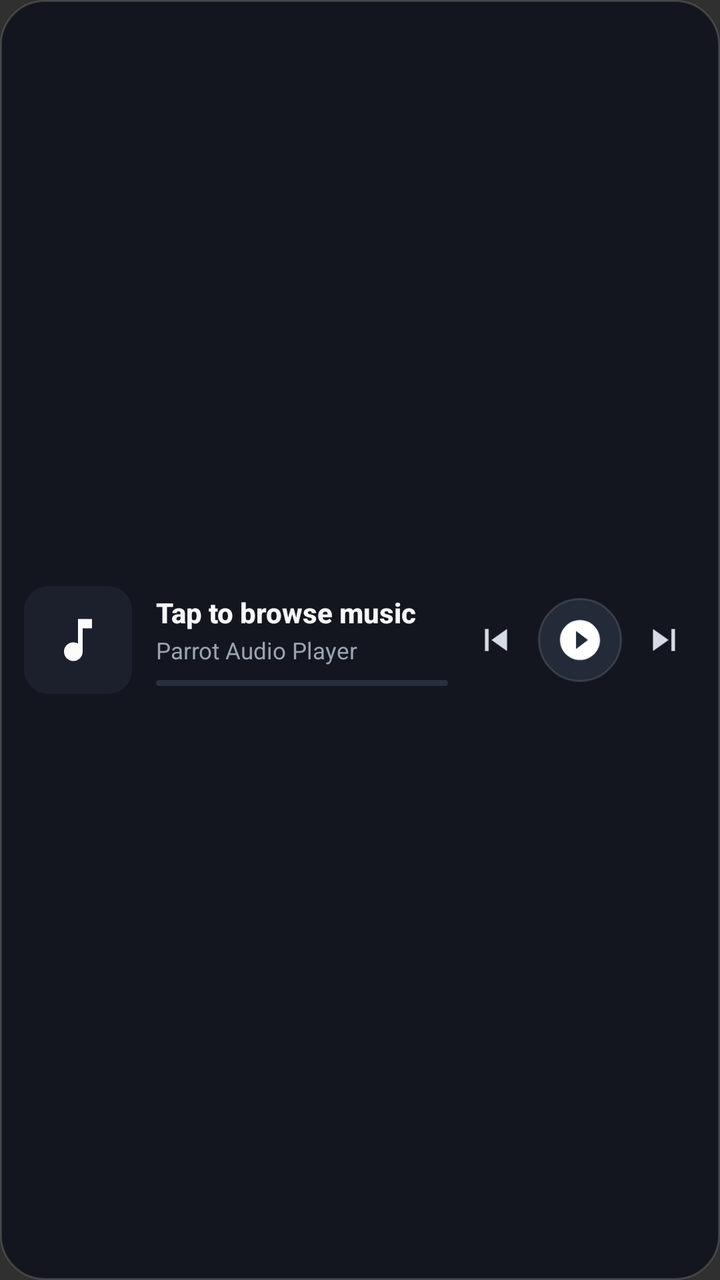
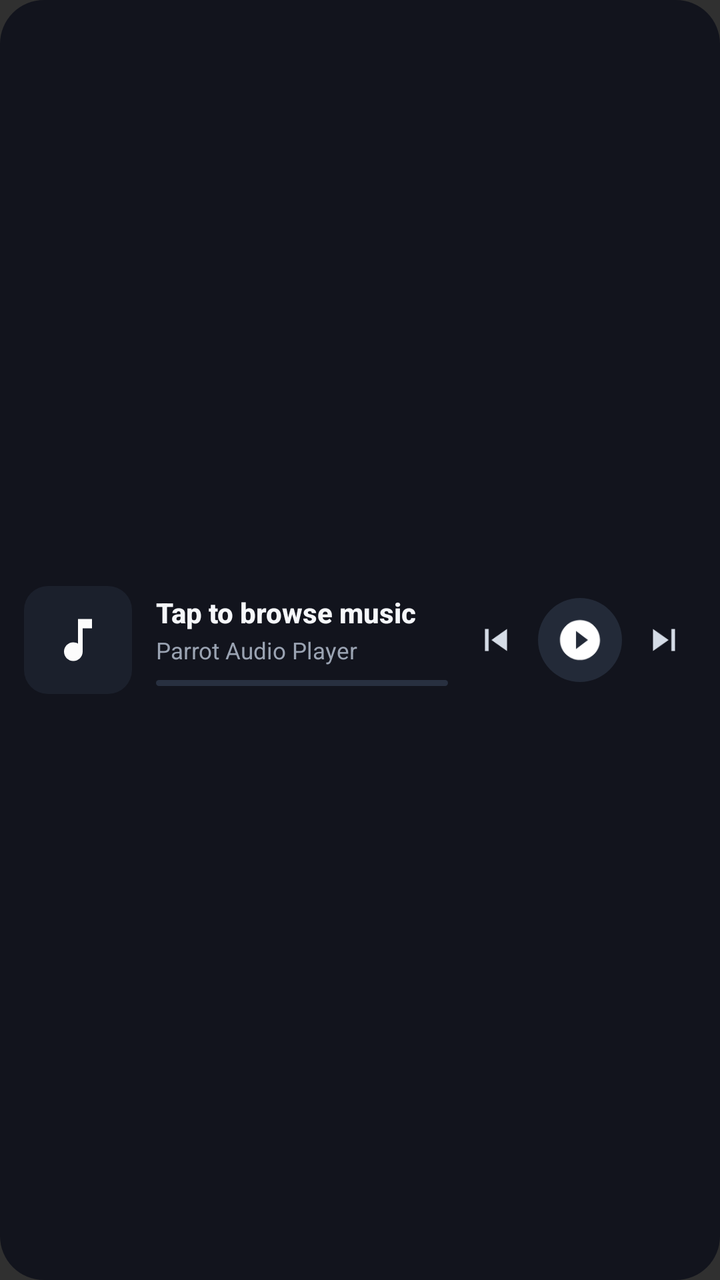

The first picture is an Android layout as it rendered before a commit; the second is the same layout after the commit. The layout source and the unified diff follow.
<!-- AndroidManifest.xml: application theme ParrotNoActionBar -->
<!-- res/layout/widget_player.xml -->
<?xml version="1.0" encoding="utf-8"?>
<LinearLayout xmlns:android="http://schemas.android.com/apk/res/android"
    android:id="@+id/widgetRoot"
    android:layout_width="match_parent"
    android:layout_height="wrap_content"
    android:background="@drawable/widget_bg"
    android:gravity="center_vertical"
    android:orientation="horizontal"
    android:paddingStart="12dp"
    android:paddingTop="10dp"
    android:paddingEnd="10dp"
    android:paddingBottom="10dp">

    <ImageView
        android:id="@+id/widgetAlbumArt"
        android:layout_width="54dp"
        android:layout_height="54dp"
        android:background="@drawable/widget_art_bg"
        android:padding="13dp"
        android:scaleType="centerCrop"
        android:src="@drawable/ic_music" />

    <LinearLayout
        android:layout_width="0dp"
        android:layout_height="wrap_content"
        android:layout_marginStart="12dp"
        android:layout_marginEnd="6dp"
        android:layout_weight="1"
        android:orientation="vertical">

        <TextView
            android:id="@+id/widgetSongName"
            android:layout_width="match_parent"
            android:layout_height="wrap_content"
            android:ellipsize="end"
            android:fontFamily="sans-serif-medium"
            android:singleLine="true"
            android:text="Tap to browse music"
            android:textColor="#F5F7FA"
            android:textSize="14sp"
            android:textStyle="bold" />

        <TextView
            android:id="@+id/widgetArtistName"
            android:layout_width="match_parent"
            android:layout_height="wrap_content"
            android:layout_marginTop="1.5dp"
            android:ellipsize="end"
            android:singleLine="true"
            android:text="Parrot Audio Player"
            android:textColor="#9AA3B2"
            android:textSize="11.5sp" />

        <ProgressBar
            android:id="@+id/widgetProgressBar"
            style="?android:attr/progressBarStyleHorizontal"
            android:layout_width="match_parent"
            android:layout_height="3dp"
            android:layout_marginTop="7dp"
            android:indeterminate="false"
            android:max="1000"
            android:progress="0"
            android:progressDrawable="@drawable/widget_progress" />
    </LinearLayout>

    <LinearLayout
        android:layout_width="wrap_content"
        android:layout_height="wrap_content"
        android:gravity="center_vertical"
        android:orientation="horizontal">

        <ImageButton
            android:id="@+id/widgetPrev"
            android:layout_width="36dp"
            android:layout_height="36dp"
            android:background="?android:attr/selectableItemBackgroundBorderless"
            android:contentDescription="Previous"
            android:padding="7dp"
            android:scaleType="fitCenter"
            android:src="@drawable/ic_previous"
            android:tint="#D5DCE6" />

        <ImageButton
            android:id="@+id/widgetPlayPause"
            android:layout_width="42dp"
            android:layout_height="42dp"
            android:layout_marginStart="3dp"
            android:layout_marginEnd="3dp"
            android:background="@drawable/widget_play_circle_bg"
            android:contentDescription="Play or Pause"
            android:padding="9dp"
            android:scaleType="fitCenter"
            android:src="@drawable/ic_play"
            android:tint="#FFFFFF" />

        <ImageButton
            android:id="@+id/widgetNext"
            android:layout_width="36dp"
            android:layout_height="36dp"
            android:background="?android:attr/selectableItemBackgroundBorderless"
            android:contentDescription="Next"
            android:padding="7dp"
            android:scaleType="fitCenter"
            android:src="@drawable/ic_next"
            android:tint="#D5DCE6" />
    </LinearLayout>
</LinearLayout>
<!-- resources referenced by this layout -->
<resources>
  <!-- drawable ic_music (drawable) -->
  <vector android:height="24dp" android:tint="#FCFCFC"
      android:viewportHeight="24" android:viewportWidth="24"
      android:width="24dp" xmlns:android="http://schemas.android.com/apk/res/android">
      <path android:fillColor="@android:color/white" android:pathData="M12,3v10.55c-0.59,-0.34 -1.27,-0.55 -2,-0.55 -2.21,0 -4,1.79 -4,4s1.79,4 4,4 4,-1.79 4,-4V7h4V3h-6z"/>
  </vector>
  <!-- drawable ic_next (drawable) -->
  <vector android:height="24dp" android:tint="#B6B5B5"
      android:viewportHeight="24" android:viewportWidth="24"
      android:width="24dp" xmlns:android="http://schemas.android.com/apk/res/android">
      <path android:fillColor="#B6B5B5" android:pathData="M6,18l8.5,-6L6,6v12zM16,6v12h2V6h-2z"/>
  </vector>
  <!-- drawable ic_play (drawable) -->
  <vector xmlns:android="http://schemas.android.com/apk/res/android"
      android:width="24dp"
      android:height="24dp"
      android:viewportWidth="24"
      android:viewportHeight="24"
      android:tint="#B6B5B5">
    <path
        android:fillColor="#B6B5B5"
        android:pathData="M12,2C6.48,2 2,6.48 2,12s4.48,10 10,10 10,-4.48 10,-10S17.52,2 12,2zM10,16.5v-9l6,4.5 -6,4.5z"/>
  </vector>
  <!-- drawable ic_previous (drawable) -->
  <vector android:height="24dp" android:tint="#B6B5B5"
      android:viewportHeight="24" android:viewportWidth="24"
      android:width="24dp" xmlns:android="http://schemas.android.com/apk/res/android">
      <path android:fillColor="@android:color/white" android:pathData="M6,6h2v12L6,18zM9.5,12l8.5,6L18,6z"/>
  </vector>
  <!-- drawable widget_art_bg (drawable) -->
  <?xml version="1.0" encoding="utf-8"?>
  <shape xmlns:android="http://schemas.android.com/apk/res/android">
      <solid android:color="#1B202C" />
      <corners android:radius="12dp" />
  </shape>
  <!-- drawable widget_bg (drawable) -->
  <?xml version="1.0" encoding="utf-8"?>
  <shape xmlns:android="http://schemas.android.com/apk/res/android">
      <solid android:color="#EB11141D" />
      <corners android:radius="22dp" />
      <stroke
          android:width="1dp"
          android:color="#24FFFFFF" />
  </shape>
  <!-- drawable widget_play_circle_bg (drawable) -->
  <?xml version="1.0" encoding="utf-8"?>
  <shape xmlns:android="http://schemas.android.com/apk/res/android"
      android:shape="oval">
      <solid android:color="#232A38" />
      <stroke
          android:width="1dp"
          android:color="#22FFFFFF" />
  </shape>
  <!-- drawable widget_progress (drawable) -->
  <?xml version="1.0" encoding="utf-8"?>
  <layer-list xmlns:android="http://schemas.android.com/apk/res/android">
      <item android:id="@android:id/background">
          <shape>
              <corners android:radius="2dp" />
              <solid android:color="#283040" />
          </shape>
      </item>
      <item android:id="@android:id/progress">
          <clip>
              <shape>
                  <corners android:radius="2dp" />
                  <solid android:color="#E8ECF4" />
              </shape>
          </clip>
      </item>
  </layer-list>
  <style name="ParrotNoActionBar" parent="Theme.AppCompat.NoActionBar">
          <item name="windowActionModeOverlay">true</item>
          <item name="android:windowActionModeOverlay">true</item>
          <item name="actionModeBackground">@color/action_mode_bg</item>
          <item name="android:actionModeBackground">@color/action_mode_bg</item>
          <item name="colorAccent">@color/parrot_accent</item>
      </style>
  <color name="action_mode_bg">#181A1D</color>
  <color name="parrot_accent">#4CAF50</color>
</resources>

<!-- the commit's change to res/layout/widget_player.xml (unified diff, before → after) -->
@@ -73,7 +73,7 @@
             android:id="@+id/widgetPrev"
             android:layout_width="36dp"
             android:layout_height="36dp"
-            android:background="?android:attr/selectableItemBackgroundBorderless"
+            android:background="@android:color/transparent"
             android:contentDescription="Previous"
             android:padding="7dp"
             android:scaleType="fitCenter"
@@ -97,7 +97,7 @@
             android:id="@+id/widgetNext"
             android:layout_width="36dp"
             android:layout_height="36dp"
-            android:background="?android:attr/selectableItemBackgroundBorderless"
+            android:background="@android:color/transparent"
             android:contentDescription="Next"
             android:padding="7dp"
             android:scaleType="fitCenter"
<!-- resource entries referenced after the edit -->
@@ -38,20 +38,14 @@
   <!-- drawable widget_bg (drawable) -->
   <?xml version="1.0" encoding="utf-8"?>
   <shape xmlns:android="http://schemas.android.com/apk/res/android">
-      <solid android:color="#EB11141D" />
+      <solid android:color="#F211141D" />
       <corners android:radius="22dp" />
-      <stroke
-          android:width="1dp"
-          android:color="#24FFFFFF" />
   </shape>
   <!-- drawable widget_play_circle_bg (drawable) -->
   <?xml version="1.0" encoding="utf-8"?>
   <shape xmlns:android="http://schemas.android.com/apk/res/android"
       android:shape="oval">
       <solid android:color="#232A38" />
-      <stroke
-          android:width="1dp"
-          android:color="#22FFFFFF" />
   </shape>
   <!-- drawable widget_progress (drawable) -->
   <?xml version="1.0" encoding="utf-8"?>
@@ -66,7 +60,7 @@
           <clip>
               <shape>
                   <corners android:radius="2dp" />
-                  <solid android:color="#E8ECF4" />
+                  <solid android:color="#4CAF50" />
               </shape>
           </clip>
       </item>
